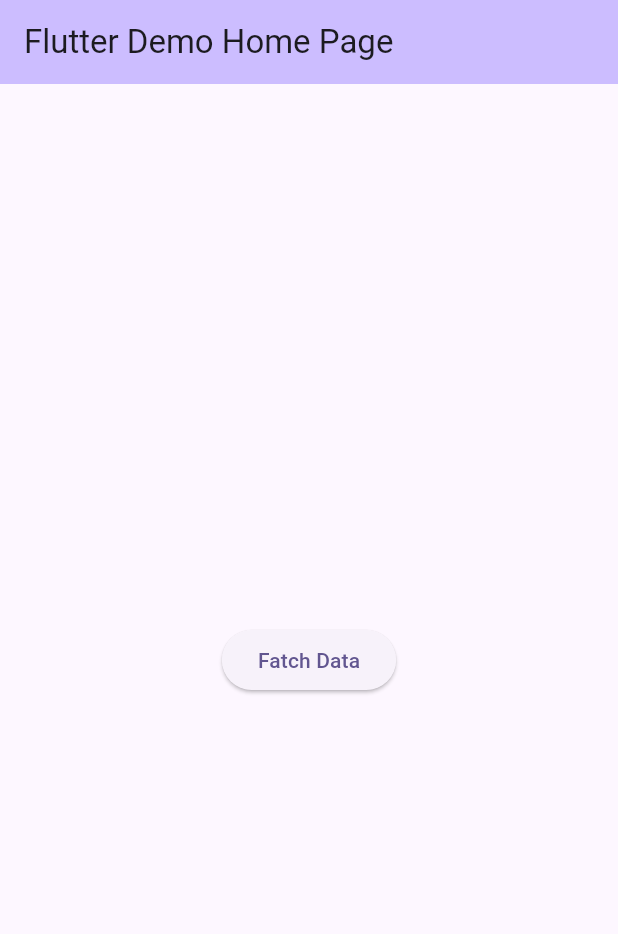
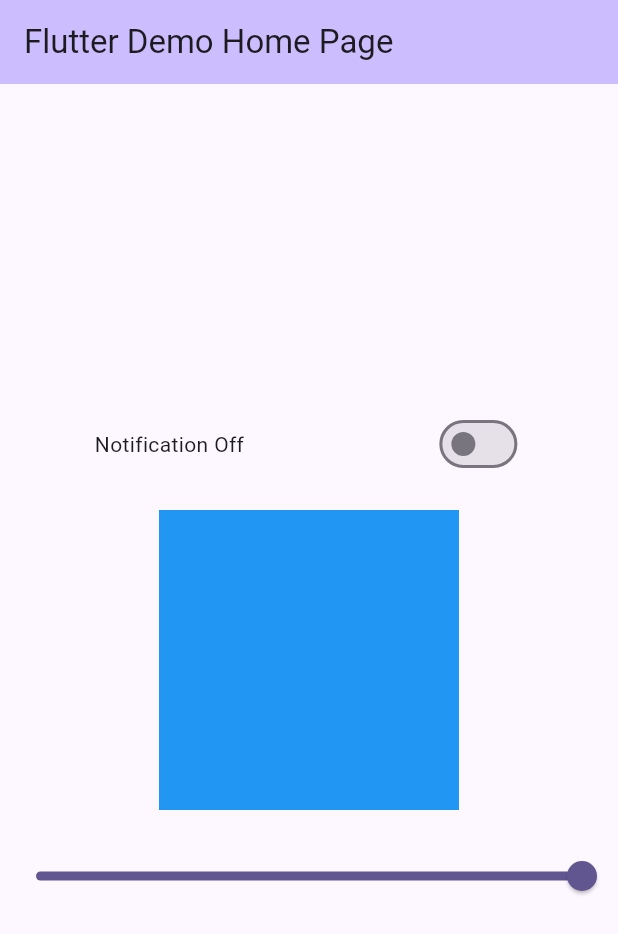
Before and after one commit to flutterboydeep/bloc_tutorial, a Flutter app: the screen it shows after launch, on a phone screen of 412 x 824 dp. Shown: the top 934 px of the screen. Run offline on Flutter 3.47's test engine with Material 3 defaults, Android fonts, the phone set to English and light mode, and no system bars; our stand-ins replace equatable, flutter_bloc.

Commit message:
multiple widget in one ui handle by bloc and use buildWhen method

```diff
--- a/lib/bloc/api_bloc.dart
+++ /dev/null
@@ -1,26 +0,0 @@
-import 'package:equatable/equatable.dart';
-
-import 'package:flutter_bloc/flutter_bloc.dart';
-import 'package:learn_bloc/models/productModel.dart';
-
-import 'package:learn_bloc/data/repository/product_repo.dart';
-
-part 'api_event.dart';
-part 'api_state.dart';
-
-class ApiBloc extends Bloc<ApiEvent, ApiState> {
-  final ProductRepo productRepo;
-  ApiBloc(this.productRepo) : super(ApiInitialState()) {
-    on<FatchDataEvent>((event, emit) async {
-      emit(ApiInitialState());
-
-      try {
-        final productt = await productRepo.getData();
-
-        emit(ApiLoadedState(productt));
-      } catch (e) {
-        emit(ApiFailureState(Error: "Error : ${e.toString}"));
-      }
-    });
-  }
-}
--- a/lib/bloc/api_event.dart
+++ /dev/null
@@ -1,8 +0,0 @@
-part of 'api_bloc.dart';
-
-sealed class ApiEvent extends Equatable {
-  @override
-  List<Object?> get props => [];
-}
-
-class FatchDataEvent extends ApiEvent {}
--- a/lib/bloc/api_state.dart
+++ /dev/null
@@ -1,23 +0,0 @@
-// ignore_for_file: must_be_immutable
-part of 'api_bloc.dart';
-
-sealed class ApiState extends Equatable {
-  List<Object?> get props => [];
-}
-
-class ApiInitialState extends ApiState {}
-
-class ApiLoadingState extends ApiState {}
-
-class ApiFailureState extends ApiState {
-  final String Error;
-  ApiFailureState({required this.Error});
-  List<Object?> get props => [Error];
-}
-
-class ApiLoadedState extends ApiState {
-  List<ProductModel> productModel;
-
-  ApiLoadedState(this.productModel);
-  List<Object?> get props => [productModel];
-}
--- /dev/null
+++ b/lib/bloc/widget_bloc.dart
@@ -0,0 +1,22 @@
+import 'package:equatable/equatable.dart';
+import 'package:flutter_bloc/flutter_bloc.dart';
+
+part 'widget_event.dart';
+part 'widget_state.dart';
+
+class WidgetBloc extends Bloc<WidgetEvent, InitialState> {
+  WidgetBloc() : super(InitialState()) {
+    on<OnOffNotificationEvent>(_onOffNotificationEvent);
+    on<SliderEvent>(_sliderEvent);
+  }
+
+  void _onOffNotificationEvent(
+      OnOffNotificationEvent event, Emitter<InitialState> emit) {
+    emit(state.copyWith(isSwitch: !state.isSwitch));
+  }
+
+  void _sliderEvent(SliderEvent event, Emitter<InitialState> emit) {
+    emit(state.copyWith(slider: event.sliderValue));
+    // emit(state.copyWith(slider: ));
+  }
+}
--- /dev/null
+++ b/lib/bloc/widget_event.dart
@@ -0,0 +1,18 @@
+// ignore_for_file: public_member_api_docs, sort_constructors_first
+part of 'widget_bloc.dart';
+
+sealed class WidgetEvent {
+  WidgetEvent();
+  @override
+  List<Object?> get props => [];
+}
+
+class OnOffNotificationEvent extends WidgetEvent {}
+
+class SliderEvent extends WidgetEvent {
+  double sliderValue;
+  SliderEvent({
+    required this.sliderValue,
+  });
+  List<Object?> get props => [sliderValue];
+}
--- /dev/null
+++ b/lib/bloc/widget_state.dart
@@ -0,0 +1,41 @@
+// ignore_for_file: public_member_api_docs, sort_constructors_first
+// ignore_for_file: must_be_immutable
+part of 'widget_bloc.dart';
+
+class InitialState extends Equatable {
+  bool isSwitch;
+  double slider;
+  InitialState({this.isSwitch = false, this.slider = 1.0});
+
+  InitialState copyWith({bool? isSwitch, double? slider}) {
+    return InitialState(
+      isSwitch: isSwitch ?? this.isSwitch,
+      slider: slider ?? this.slider,
+    );
+  }
+
+  @override
+  List<Object?> get props => [isSwitch, slider];
+}
+
+class OnNotificationState extends InitialState {
+  final String Status;
+
+  OnNotificationState({required this.Status});
+  List<Object?> get props => [Status];
+}
+
+class OffNotificationState extends InitialState {
+  final String Status;
+
+  OffNotificationState({required this.Status});
+  List<Object?> get props => [Status];
+}
+
+// class OffNotificationState extends WidgetState {}
+
+// class ErrorState extends WidgetState {
+//   final String Error;
+//   ErrorState({required this.Error});
+//   List<Object?> get props => [Error];
+// }
--- a/lib/data/repository/product_repo.dart
+++ /dev/null
@@ -1,22 +0,0 @@
-import 'dart:convert';
-
-import 'package:learn_bloc/data/data_provider/api_data_provider.dart';
-import 'package:learn_bloc/models/productModel.dart';
-
-class ProductRepo {
-  final ApiDataProvider apiDataProvider;
-  ProductRepo(this.apiDataProvider);
-
-  Future<List<ProductModel>> getData() async {
-    try {
-      String FakeApiData = await apiDataProvider.getDataa();
-      final DecodeData = jsonDecode(FakeApiData);
-
-      return List<ProductModel>.from(
-        DecodeData.map((x) => ProductModel.fromJson(x)),
-      );
-    } catch (e) {
-      throw e.toString();
-    }
-  }
-}
--- a/lib/homepage.dart
+++ b/lib/homepage.dart
@@ -2,17 +2,19 @@ import 'dart:developer';
 
 import 'package:flutter/material.dart';
 import 'package:flutter_bloc/flutter_bloc.dart';
-import 'package:learn_bloc/bloc/api_bloc.dart';
-
-import 'package:learn_bloc/enterNewpage.dart';
+import 'package:learn_bloc/bloc/widget_bloc.dart';
 
 // ignore: must_be_immutable
-class MyHomePage extends StatelessWidget {
+class MyHomePage extends StatefulWidget {
+  final String title;
   MyHomePage({super.key, required this.title});
 
-  final String title;
-  TextEditingController mailCtrl = TextEditingController();
-  TextEditingController passCtrl = TextEditingController();
+  @override
+  State<MyHomePage> createState() => _MyHomePageState();
+}
+
+class _MyHomePageState extends State<MyHomePage> {
+  var rangeValue = 0.0;
 
   @override
   Widget build(BuildContext context) {
@@ -21,18 +23,65 @@ class MyHomePage extends StatelessWidget {
     return Scaffold(
       appBar: AppBar(
         backgroundColor: Theme.of(context).colorScheme.inversePrimary,
-        title: Text(title),
+        title: Text(widget.title),
       ),
       body: Center(
-        child: ElevatedButton(
-          child: Text("Fatch Data"),
-          onPressed: () {
-            // Navigator.push(context,
-            //     MaterialPageRoute(builder: (context) => EnterNewPage()));
-            BlocProvider.of<ApiBloc>(context).add(FatchDataEvent());
-            Navigator.push(context,
-                MaterialPageRoute(builder: (context) => EnterNewPage()));
-          },
+        child: Column(
+          mainAxisAlignment: MainAxisAlignment.center,
+          children: [
+            Row(
+              mainAxisAlignment: MainAxisAlignment.spaceAround,
+              children: [
+                BlocBuilder<WidgetBloc, InitialState>(
+                    builder: (context, state) {
+                  if (state.isSwitch) {
+                    return Text("Notification On");
+                  } else {
+                    return Text("Notification Off");
+                  }
+                }),
+                BlocBuilder<WidgetBloc, InitialState>(
+                    buildWhen: (previous, current) {
+                  return previous.isSwitch != current.isSwitch;
+                }, builder: (context, state) {
+                  log(" switch widget");
+                  return Switch(
+                    value: state.isSwitch,
+                    onChanged: (newValue) {
+                      context.read<WidgetBloc>().add(OnOffNotificationEvent());
+                    },
+                  );
+                }),
+              ],
+            ),
+            SizedBox(
+              height: 20,
+            ),
+            BlocBuilder<WidgetBloc, InitialState>(
+                buildWhen: (previous, current) {
+              return previous.slider != current.slider;
+            }, builder: (context, state) {
+              log('container rerun');
+              return Container(
+                  height: 200,
+                  width: 200,
+                  color: Colors.blue.withOpacity(state.slider));
+            }),
+            SizedBox(
+              height: 20,
+            ),
+            BlocBuilder<WidgetBloc, InitialState>(builder: (context, state) {
+              return Slider(
+                value: state.slider,
+                onChanged: (newValue) {
+                  log(" Slider widget ");
+
+                  BlocProvider.of<WidgetBloc>(context)
+                      .add(SliderEvent(sliderValue: newValue));
+                },
+              );
+            }),
+          ],
         ),
       ),
     );
--- a/lib/main.dart
+++ b/lib/main.dart
@@ -1,11 +1,8 @@
 import 'package:flutter/material.dart';
 import 'package:flutter_bloc/flutter_bloc.dart';
-import 'package:learn_bloc/bloc/api_bloc.dart';
-import 'package:learn_bloc/data/data_provider/api_data_provider.dart';
+import 'package:learn_bloc/bloc/widget_bloc.dart';
 
 import 'package:learn_bloc/homepage.dart';
-import 'package:learn_bloc/data/repository/product_repo.dart';
-import 'package:learn_bloc/models/productModel.dart';
 
 void main() {
   runApp(const MyApp());
@@ -16,10 +13,8 @@ class MyApp extends StatelessWidget {
 
   @override
   Widget build(BuildContext context) {
-    return RepositoryProvider(
-      create: (context) => ProductRepo(ApiDataProvider()),
-      child: BlocProvider(
-        create: (context) => ApiBloc(context.read<ProductRepo>()),
+    return BlocProvider(
+      create: (context) => WidgetBloc(),
       child: MaterialApp(
         title: 'Flutter Demo',
         theme: ThemeData(
@@ -29,7 +24,6 @@ class MyApp extends StatelessWidget {
         ),
         home: MyHomePage(title: 'Flutter Demo Home Page'),
       ),
-      ),
     );
   }
 }
--- a/lib/models/productModel.dart
+++ /dev/null
@@ -1,94 +0,0 @@
-// This model is made by quickType.io website
-
-// To parse this JSON data, do
-
-// final productModel = productModelFromJson(jsonString);
-
-// import 'dart:convert';
-
-// List<ProductModel> productModelFromJson(String str) => List<ProductModel>.from(
-//     json.decode(str).map((x) => ProductModel.fromJson(x)));
-
-// String productModelToJson(List<ProductModel> data) =>
-//     json.encode(List<dynamic>.from(data.map((x) => x.toJson())));
-
-class ProductModel {
-  int? id;
-  String? title;
-  double? price;
-  String? description;
-  Category? category;
-  String? image;
-  Rating? rating;
-
-  ProductModel({
-    this.id,
-    this.title,
-    this.price,
-    this.description,
-    this.category,
-    this.image,
-    this.rating,
-  });
-
-  factory ProductModel.fromJson(Map<String, dynamic> json) => ProductModel(
-        id: json["id"],
-        title: json["title"],
-        price: json["price"]?.toDouble(),
-        description: json["description"],
-        category: categoryValues.map[json["category"]]!,
-        image: json["image"],
-        rating: json["rating"] == null ? null : Rating.fromJson(json["rating"]),
-      );
-
-  Map<String, dynamic> toJson() => {
-        "id": id,
-        "title": title,
-        "price": price,
-        "description": description,
-        "category": categoryValues.reverse[category],
-        "image": image,
-        "rating": rating?.toJson(),
-      };
-}
-
-enum Category { ELECTRONICS, JEWELERY, MEN_S_CLOTHING, WOMEN_S_CLOTHING }
-
-final categoryValues = EnumValues({
-  "electronics": Category.ELECTRONICS,
-  "jewelery": Category.JEWELERY,
-  "men's clothing": Category.MEN_S_CLOTHING,
-  "women's clothing": Category.WOMEN_S_CLOTHING
-});
-
-class Rating {
-  double? rate;
-  int? count;
-
-  Rating({
-    this.rate,
-    this.count,
-  });
-
-  factory Rating.fromJson(Map<String, dynamic> json) => Rating(
-        rate: json["rate"]?.toDouble(),
-        count: json["count"],
-      );
-
-  Map<String, dynamic> toJson() => {
-        "rate": rate,
-        "count": count,
-      };
-}
-
-class EnumValues<T> {
-  Map<String, T> map;
-  late Map<T, String> reverseMap;
-
-  EnumValues(this.map);
-
-  Map<T, String> get reverse {
-    reverseMap = map.map((k, v) => MapEntry(v, k));
-    return reverseMap;
-  }
-}
```
Also changed, not shown: lib/data/data_provider/api_data_provider.dart (deleted, +0 -17 lines), lib/enterNewpage.dart (deleted, +0 -49 lines). Lines whose indentation alone changed are shown as unchanged.
